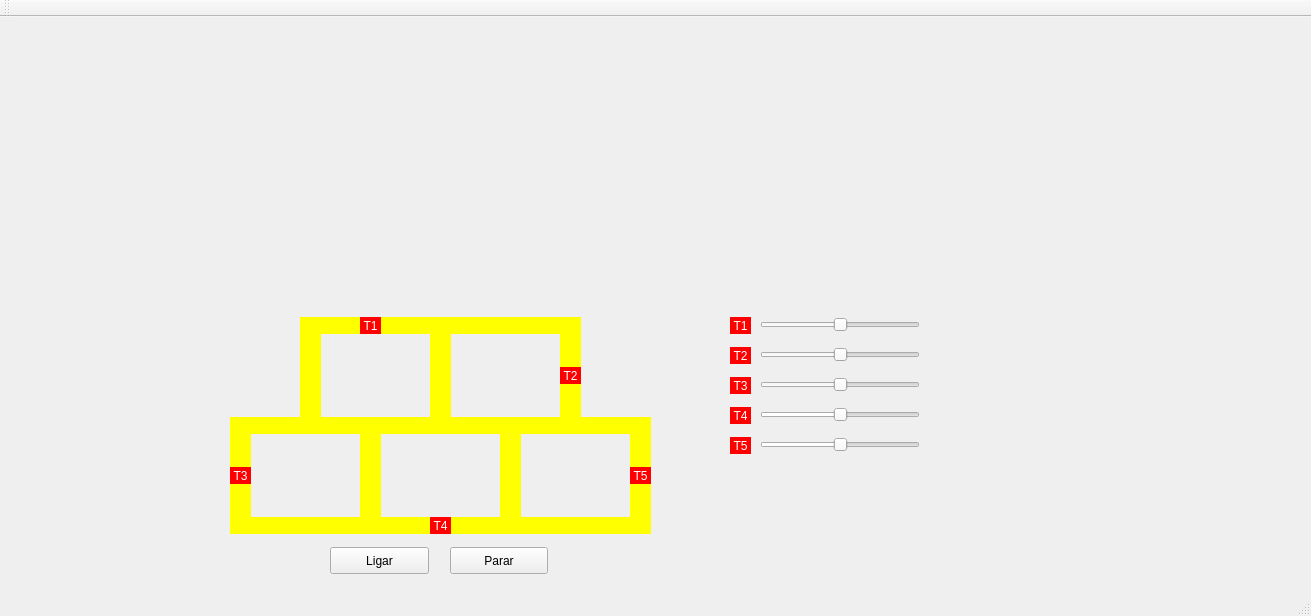
Old version of the form mainwindow.ui in the repository lucas-morais27/Projeto-dos-Trens.
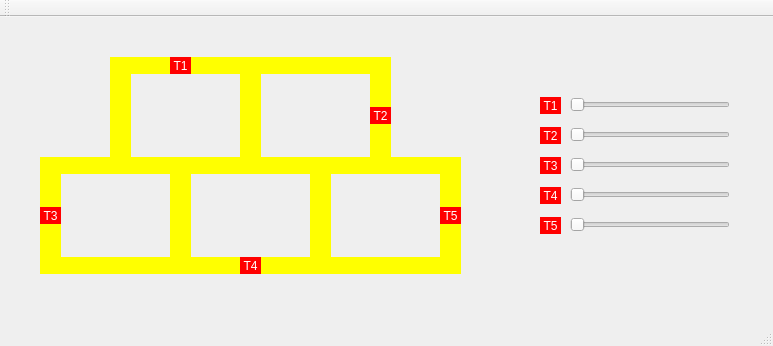
New version of the form.

The edit to the form file:
```diff
--- a/mainwindow.ui
+++ b/mainwindow.ui
@@ -6,8 +6,8 @@
    <rect>
     <x>0</x>
     <y>0</y>
-    <width>1311</width>
-    <height>616</height>
+    <width>773</width>
+    <height>346</height>
    </rect>
   </property>
   <property name="palette">
@@ -51,37 +51,11 @@
    <string>MainWindow</string>
   </property>
   <widget class="QWidget" name="centralWidget">
-   <widget class="QPushButton" name="pushButton">
-    <property name="geometry">
-     <rect>
-      <x>330</x>
-      <y>530</y>
-      <width>99</width>
-      <height>27</height>
-     </rect>
-    </property>
-    <property name="text">
-     <string>Ligar</string>
-    </property>
-   </widget>
-   <widget class="QPushButton" name="pushButton_2">
-    <property name="geometry">
-     <rect>
-      <x>450</x>
-      <y>530</y>
-      <width>98</width>
-      <height>27</height>
-     </rect>
-    </property>
-    <property name="text">
-     <string>Parar</string>
-    </property>
-   </widget>
    <widget class="QLabel" name="trilho1">
     <property name="geometry">
      <rect>
-      <x>300</x>
-      <y>300</y>
+      <x>110</x>
+      <y>40</y>
       <width>281</width>
       <height>17</height>
      </rect>
@@ -96,8 +70,8 @@
    <widget class="QLabel" name="trilho5">
     <property name="geometry">
      <rect>
-      <x>230</x>
-      <y>400</y>
+      <x>40</x>
+      <y>140</y>
       <width>421</width>
       <height>17</height>
      </rect>
@@ -112,8 +86,8 @@
    <widget class="QLabel" name="trilho10">
     <property name="geometry">
      <rect>
-      <x>230</x>
-      <y>500</y>
+      <x>40</x>
+      <y>240</y>
       <width>421</width>
       <height>17</height>
      </rect>
@@ -128,8 +102,8 @@
    <widget class="QLabel" name="trilho2">
     <property name="geometry">
      <rect>
-      <x>300</x>
-      <y>310</y>
+      <x>110</x>
+      <y>50</y>
       <width>21</width>
       <height>90</height>
      </rect>
@@ -144,8 +118,8 @@
    <widget class="QLabel" name="trilho3">
     <property name="geometry">
      <rect>
-      <x>430</x>
-      <y>310</y>
+      <x>240</x>
+      <y>50</y>
       <width>21</width>
       <height>90</height>
      </rect>
@@ -160,8 +134,8 @@
    <widget class="QLabel" name="trilho4">
     <property name="geometry">
      <rect>
-      <x>560</x>
-      <y>310</y>
+      <x>370</x>
+      <y>50</y>
       <width>21</width>
       <height>90</height>
      </rect>
@@ -176,8 +150,8 @@
    <widget class="QLabel" name="trilho6">
     <property name="geometry">
      <rect>
-      <x>230</x>
-      <y>410</y>
+      <x>40</x>
+      <y>150</y>
       <width>21</width>
       <height>90</height>
      </rect>
@@ -192,8 +166,8 @@
    <widget class="QLabel" name="trilho7">
     <property name="geometry">
      <rect>
-      <x>360</x>
-      <y>410</y>
+      <x>170</x>
+      <y>150</y>
       <width>21</width>
       <height>90</height>
      </rect>
@@ -208,8 +182,8 @@
    <widget class="QLabel" name="trilho9">
     <property name="geometry">
      <rect>
-      <x>630</x>
-      <y>410</y>
+      <x>440</x>
+      <y>150</y>
       <width>21</width>
       <height>90</height>
      </rect>
@@ -224,8 +198,8 @@
    <widget class="QLabel" name="trilho8">
     <property name="geometry">
      <rect>
-      <x>500</x>
-      <y>410</y>
+      <x>310</x>
+      <y>150</y>
       <width>21</width>
       <height>90</height>
      </rect>
@@ -240,8 +214,8 @@
    <widget class="QLabel" name="trem1">
     <property name="geometry">
      <rect>
-      <x>360</x>
-      <y>300</y>
+      <x>170</x>
+      <y>40</y>
       <width>21</width>
       <height>17</height>
      </rect>
@@ -261,9 +235,9 @@
        <colorrole role="Button">
         <brush brushstyle="SolidPattern">
          <color alpha="255">
-          <red>85</red>
+          <red>255</red>
           <green>0</green>
-          <blue>127</blue>
+          <blue>0</blue>
          </color>
         </brush>
        </colorrole>
@@ -333,7 +307,7 @@
        <colorrole role="Base">
         <brush brushstyle="SolidPattern">
          <color alpha="255">
-          <red>0</red>
+          <red>255</red>
           <green>0</green>
           <blue>0</blue>
          </color>
@@ -342,9 +316,9 @@
        <colorrole role="Window">
         <brush brushstyle="SolidPattern">
          <color alpha="255">
-          <red>85</red>
+          <red>255</red>
           <green>0</green>
-          <blue>127</blue>
+          <blue>0</blue>
          </color>
         </brush>
        </colorrole>
@@ -407,9 +381,9 @@
        <colorrole role="Button">
         <brush brushstyle="SolidPattern">
          <color alpha="255">
-          <red>85</red>
+          <red>255</red>
           <green>0</green>
-          <blue>127</blue>
+          <blue>0</blue>
          </color>
         </brush>
        </colorrole>
@@ -479,7 +453,7 @@
        <colorrole role="Base">
         <brush brushstyle="SolidPattern">
          <color alpha="255">
-          <red>0</red>
+          <red>255</red>
           <green>0</green>
           <blue>0</blue>
          </color>
@@ -488,9 +462,9 @@
        <colorrole role="Window">
         <brush brushstyle="SolidPattern">
          <color alpha="255">
-          <red>85</red>
+          <red>255</red>
           <green>0</green>
-          <blue>127</blue>
+          <blue>0</blue>
          </color>
         </brush>
        </colorrole>
@@ -553,9 +527,9 @@
        <colorrole role="Button">
         <brush brushstyle="SolidPattern">
          <color alpha="255">
-          <red>85</red>
+          <red>255</red>
           <green>0</green>
-          <blue>127</blue>
+          <blue>0</blue>
          </color>
         </brush>
        </colorrole>
@@ -625,18 +599,18 @@
        <colorrole role="Base">
         <brush brushstyle="SolidPattern">
          <color alpha="255">
-          <red>85</red>
+          <red>255</red>
           <green>0</green>
-          <blue>127</blue>
+          <blue>0</blue>
          </color>
         </brush>
        </colorrole>
        <colorrole role="Window">
         <brush brushstyle="SolidPattern">
          <color alpha="255">
-          <red>85</red>
+          <red>255</red>
           <green>0</green>
-          <blue>127</blue>
+          <blue>0</blue>
          </color>
         </brush>
        </colorrole>
@@ -701,8 +675,8 @@
    <widget class="QLabel" name="trem2">
     <property name="geometry">
      <rect>
-      <x>560</x>
-      <y>350</y>
+      <x>370</x>
+      <y>90</y>
       <width>21</width>
       <height>17</height>
      </rect>
@@ -898,8 +872,8 @@
    <widget class="QLabel" name="trem3">
     <property name="geometry">
      <rect>
-      <x>230</x>
-      <y>450</y>
+      <x>40</x>
+      <y>190</y>
       <width>21</width>
       <height>17</height>
      </rect>
@@ -1035,8 +1009,8 @@
    <widget class="QLabel" name="trem4">
     <property name="geometry">
      <rect>
-      <x>430</x>
-      <y>500</y>
+      <x>240</x>
+      <y>240</y>
       <width>21</width>
       <height>17</height>
      </rect>
@@ -1172,8 +1146,8 @@
    <widget class="QLabel" name="trem5">
     <property name="geometry">
      <rect>
-      <x>630</x>
-      <y>450</y>
+      <x>440</x>
+      <y>190</y>
       <width>21</width>
       <height>17</height>
      </rect>
@@ -1309,8 +1283,8 @@
    <widget class="QSlider" name="velocimetroT1">
     <property name="geometry">
      <rect>
-      <x>760</x>
-      <y>300</y>
+      <x>570</x>
+      <y>80</y>
       <width>160</width>
       <height>16</height>
      </rect>
@@ -1353,10 +1327,10 @@
      </palette>
     </property>
     <property name="minimum">
-     <number>-100</number>
+     <number>0</number>
     </property>
     <property name="maximum">
-     <number>100</number>
+     <number>200</number>
     </property>
     <property name="orientation">
      <enum>Qt::Horizontal</enum>
@@ -1365,8 +1339,8 @@
    <widget class="QLabel" name="trem1_2">
     <property name="geometry">
      <rect>
-      <x>730</x>
-      <y>300</y>
+      <x>540</x>
+      <y>80</y>
       <width>21</width>
       <height>17</height>
      </rect>
@@ -1826,8 +1800,8 @@
    <widget class="QLabel" name="trem2_2">
     <property name="geometry">
      <rect>
-      <x>730</x>
-      <y>330</y>
+      <x>540</x>
+      <y>110</y>
       <width>21</width>
       <height>17</height>
      </rect>
@@ -2023,8 +1997,8 @@
    <widget class="QLabel" name="trem3_2">
     <property name="geometry">
      <rect>
-      <x>730</x>
-      <y>360</y>
+      <x>540</x>
+      <y>140</y>
       <width>21</width>
       <height>17</height>
      </rect>
@@ -2160,8 +2134,8 @@
    <widget class="QLabel" name="trem4_2">
     <property name="geometry">
      <rect>
-      <x>730</x>
-      <y>390</y>
+      <x>540</x>
+      <y>170</y>
       <width>21</width>
       <height>17</height>
      </rect>
@@ -2297,8 +2271,8 @@
    <widget class="QLabel" name="trem5_2">
     <property name="geometry">
      <rect>
-      <x>730</x>
-      <y>420</y>
+      <x>540</x>
+      <y>200</y>
       <width>21</width>
       <height>17</height>
      </rect>
@@ -2434,8 +2408,8 @@
    <widget class="QSlider" name="velocimetroT2">
     <property name="geometry">
      <rect>
-      <x>760</x>
-      <y>330</y>
+      <x>570</x>
+      <y>110</y>
       <width>160</width>
       <height>16</height>
      </rect>
@@ -2478,10 +2452,10 @@
      </palette>
     </property>
     <property name="minimum">
-     <number>-100</number>
+     <number>0</number>
     </property>
     <property name="maximum">
-     <number>100</number>
+     <number>200</number>
     </property>
     <property name="orientation">
      <enum>Qt::Horizontal</enum>
@@ -2490,8 +2464,8 @@
    <widget class="QSlider" name="velocimetroT3">
     <property name="geometry">
      <rect>
-      <x>760</x>
-      <y>360</y>
+      <x>570</x>
+      <y>140</y>
       <width>160</width>
       <height>16</height>
      </rect>
@@ -2534,10 +2508,10 @@
      </palette>
     </property>
     <property name="minimum">
-     <number>-100</number>
+     <number>0</number>
     </property>
     <property name="maximum">
-     <number>100</number>
+     <number>200</number>
     </property>
     <property name="singleStep">
      <number>1</number>
@@ -2567,8 +2541,8 @@
    <widget class="QSlider" name="velocimetroT4">
     <property name="geometry">
      <rect>
-      <x>760</x>
-      <y>390</y>
+      <x>570</x>
+      <y>170</y>
       <width>160</width>
       <height>16</height>
      </rect>
@@ -2611,10 +2585,10 @@
      </palette>
     </property>
     <property name="minimum">
-     <number>-100</number>
+     <number>0</number>
     </property>
     <property name="maximum">
-     <number>100</number>
+     <number>200</number>
     </property>
     <property name="orientation">
      <enum>Qt::Horizontal</enum>
@@ -2623,17 +2597,17 @@
    <widget class="QSlider" name="velocimetroT5">
     <property name="geometry">
      <rect>
-      <x>760</x>
-      <y>420</y>
+      <x>570</x>
+      <y>200</y>
       <width>160</width>
       <height>16</height>
      </rect>
     </property>
     <property name="minimum">
-     <number>-100</number>
+     <number>0</number>
     </property>
     <property name="maximum">
-     <number>100</number>
+     <number>200</number>
     </property>
     <property name="orientation">
      <enum>Qt::Horizontal</enum>
```
Left out of the diff: 4 changed lines with no effect on the pictures.
